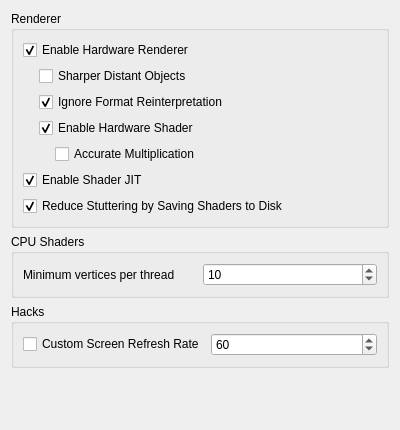
Qt form src/citra_qt/configuration/configure_graphics.ui (tbsp/citra-valentin) before a commit.
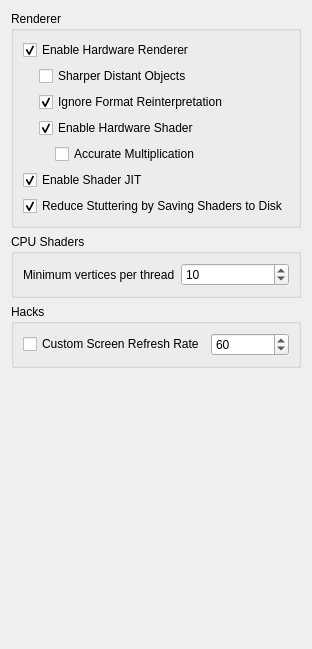
The same form after that commit.

Patch:
```diff
--- a/src/citra_qt/configuration/configure_graphics.ui
+++ b/src/citra_qt/configuration/configure_graphics.ui
@@ -2,14 +2,6 @@
 <ui version="4.0">
  <class>ConfigureGraphics</class>
  <widget class="QWidget" name="ConfigureGraphics">
-  <property name="geometry">
-   <rect>
-    <x>0</x>
-    <y>0</y>
-    <width>400</width>
-    <height>430</height>
-   </rect>
-  </property>
   <property name="minimumSize">
    <size>
     <width>0</width>
```
